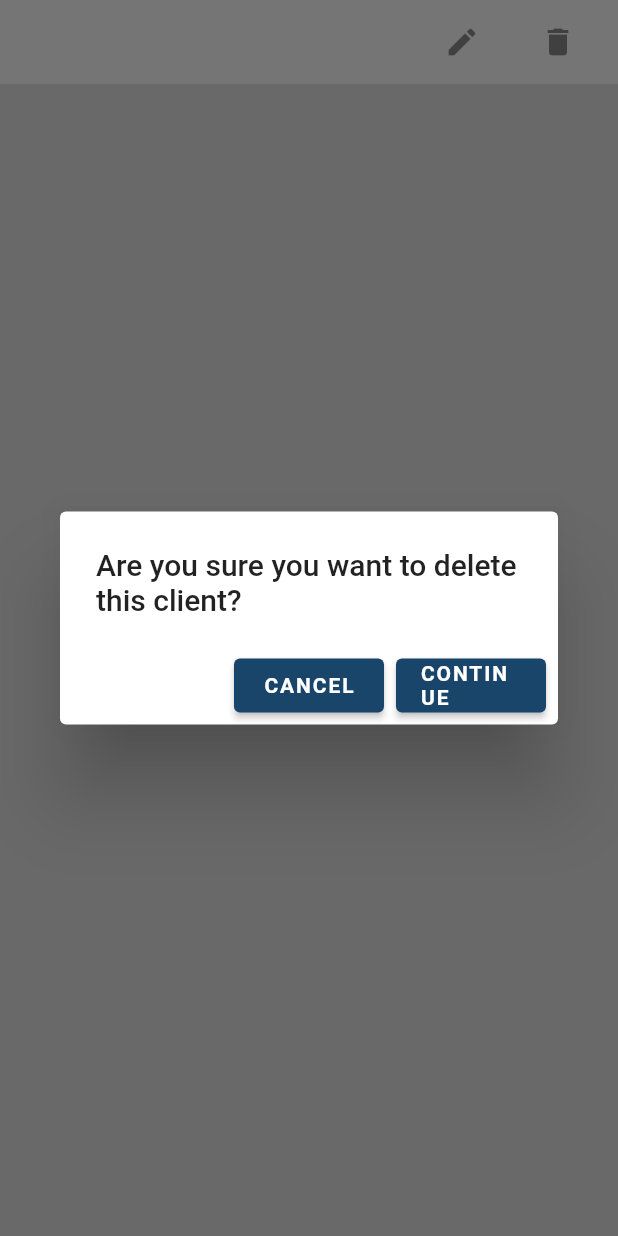
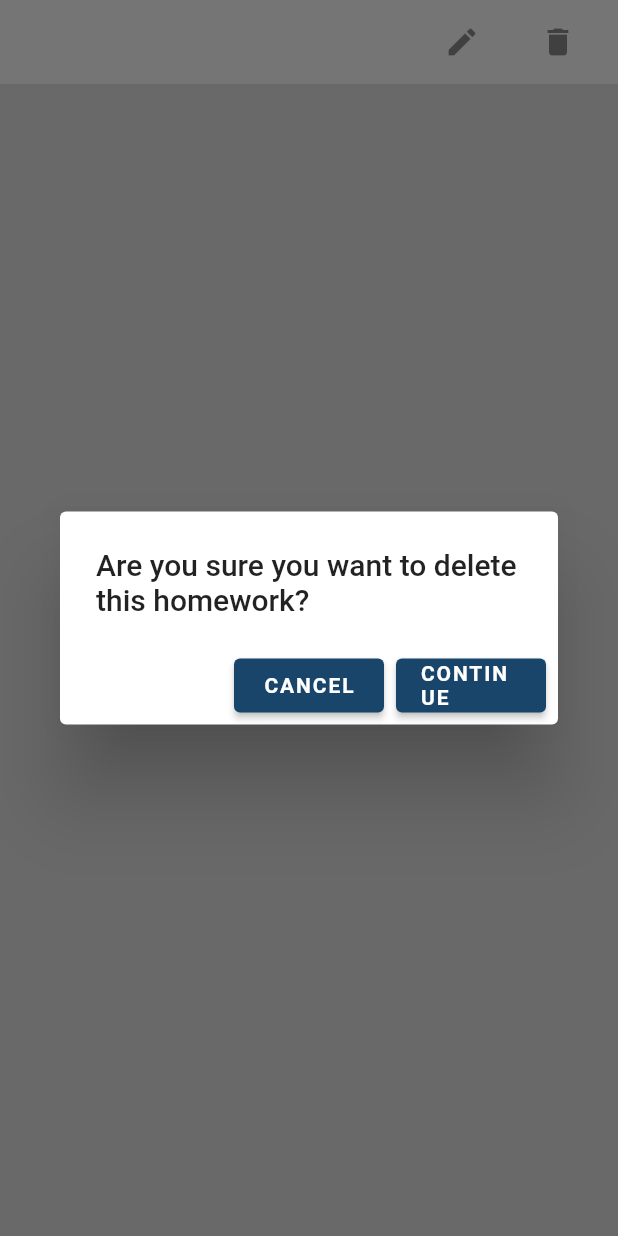
Before and after one commit to ktheologitis/easier_therapist_app, a Flutter app: the HomeworkPoolListItem widget shown alone on an empty page, opened directly with empty values, after a tap on the "delete" icon, on a phone screen of 412 x 824 dp. Run offline on Flutter 3.47's test engine with Material 2 defaults, Android fonts, the phone set to English and light mode, and no system bars; our stand-ins replace bloc, cloud_firestore, firebase_core, flutter_bloc; missing offline and left inert: dart:html; accounts and stored records are empty.

Commit message:
small fix on dialog

```diff
--- a/lib/data/models/client.dart
+++ b/lib/data/models/client.dart
@@ -1,6 +1,4 @@
 import 'package:cloud_firestore/cloud_firestore.dart';
-
-import '../models/assignedhomeworkpool.dart';
 
 class Client {
   Client({
@@ -22,9 +20,6 @@ class Client {
     this.runningSessionNumber = 0,
     this.active = true,
   });
-
-  AssignedHomeworkPool assignedHomeworkPool = new AssignedHomeworkPool();
-  List<String> completedHomeworkPool = [];
 
   final String id;
   String firstName;
--- a/lib/main.dart
+++ b/lib/main.dart
@@ -85,9 +85,7 @@ class MyApp extends StatelessWidget {
             ),
           );
         }
-        return Center(
-          child: Text("Loading", textDirection: TextDirection.ltr),
-        );
+        return CircularProgressIndicator();
       },
     );
   }
--- a/lib/ui/components/homework_pool_list_item.dart
+++ b/lib/ui/components/homework_pool_list_item.dart
@@ -48,7 +48,7 @@ class HomeworkPoolListItem extends StatelessWidget {
                 onPressed: () {
                   showVerifyActionDialog(
                       context: context,
-                      title: "Are you sure you want to delete this client?",
+                      title: "Are you sure you want to delete this homework?",
                       action: handleDeleteHomework);
                 },
                 icon: Icon(Icons.delete)),
--- a/lib/ui/screens/tab_screens/homework_pool_tab_screen.dart
+++ b/lib/ui/screens/tab_screens/homework_pool_tab_screen.dart
@@ -45,7 +45,9 @@ class HomeworkPoolTabScreen extends StatelessWidget {
                 homeworkPoolBloc.add(HomeworkPoolBeingFetched());
                 return Expanded(
                   child: Center(
-                    child: Text("Loading"),
+                    child: CircularProgressIndicator(
+                      color: Theme.of(context).accentColor,
+                    ),
                   ),
                 );
               } else if (state is HomeworkPoolDataSyncedWithDatabase) {
--- a/lib/ui/screens/tab_screens/my_clients_tab_screen.dart
+++ b/lib/ui/screens/tab_screens/my_clients_tab_screen.dart
@@ -65,7 +65,9 @@ class MyClientsTabScreen extends StatelessWidget {
       } else if (state is ClientsDataInit) {
         clientsBloc.add(ClientsBeingFetched());
         return Center(
-          child: CircularProgressIndicator(),
+          child: CircularProgressIndicator(
+            color: Theme.of(context).accentColor,
+          ),
         );
       } else {
         return Container(
```
Also changed, not shown: pubspec.lock.
